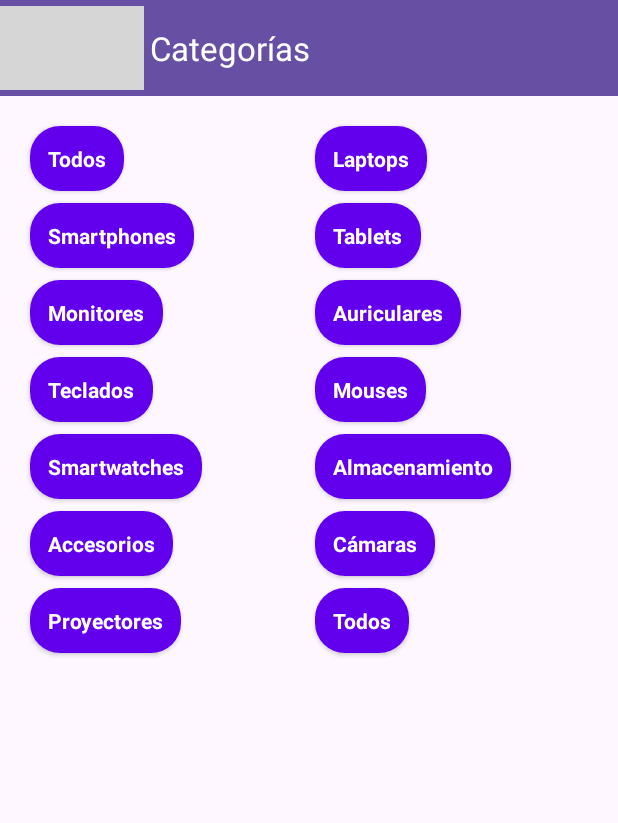
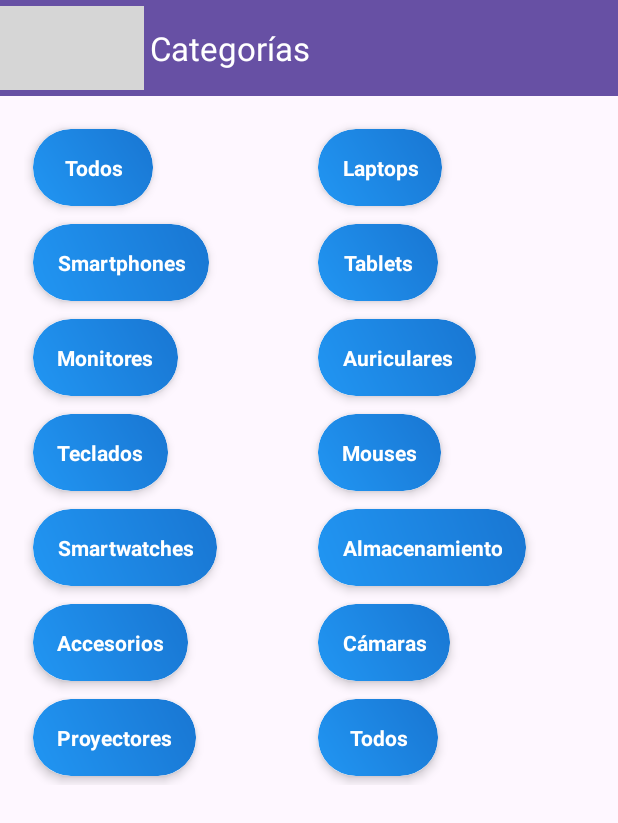
Before and after one commit to RenzoRCDev/XDigital, an Android app: the CategoriasActivity screen opened directly, with no data from a screen before it, on a phone screen of 412 x 824 dp. Shown: the top 823 px of the screen. Run offline under Robolectric (Android 15) with nearby library versions, the phone set to English and light mode, and no system bars; grey boxes are pictures that could not be loaded.

Commit message:
DiseÃ±o v casi final

```diff
--- a/android app/app/src/main/java/com/upc/myapplication/CategoriasActivity.kt
+++ b/android app/app/src/main/java/com/upc/myapplication/CategoriasActivity.kt
@@ -81,6 +81,7 @@ class CategoriasActivity : AppCompatActivity() {
     }
 
     override fun onSupportNavigateUp(): Boolean {
+        onBackPressedDispatcher.onBackPressed()
         return true
     }
 }
--- a/android app/app/src/main/java/com/upc/myapplication/MainActivity.kt
+++ b/android app/app/src/main/java/com/upc/myapplication/MainActivity.kt
@@ -222,12 +222,9 @@ class MainActivity : AppCompatActivity() {
     private fun buscarProductos(consulta: String) {
         CoroutineScope(Dispatchers.Main).launch {
             try {
-                android.util.Log.d("MainActivity", "Buscando productos con consulta: '$consulta'")
                 productosActuales = repositorioAWS.buscarProductos(consulta)
-                android.util.Log.d("MainActivity", "Productos encontrados: ${productosActuales.size}")
                 actualizarAdaptadorProductos()
             } catch (e: Exception) {
-                android.util.Log.e("MainActivity", "Error al buscar productos", e)
                 Toast.makeText(this@MainActivity, "Error al buscar productos: ${e.message}", Toast.LENGTH_SHORT).show()
             }
         }
--- /dev/null
+++ b/android app/app/src/main/res/drawable/category_background.xml
@@ -0,0 +1,9 @@
+<?xml version="1.0" encoding="utf-8"?>
+<shape xmlns:android="http://schemas.android.com/apk/res/android"
+    android:shape="rectangle">
+    <gradient
+        android:startColor="@color/primary_blue"
+        android:endColor="@color/primary_blue_dark"
+        android:angle="45" />
+    <corners android:radius="25dp" />
+</shape>
--- a/android app/app/src/main/res/layout/item_categoria.xml
+++ b/android app/app/src/main/res/layout/item_categoria.xml
@@ -3,19 +3,22 @@
     xmlns:app="http://schemas.android.com/apk/res-auto"
     android:layout_width="wrap_content"
     android:layout_height="wrap_content"
-    android:layout_margin="4dp"
-    app:cardCornerRadius="20dp"
-    app:cardElevation="2dp">
+    android:layout_margin="6dp"
+    app:cardCornerRadius="25dp"
+    app:cardElevation="4dp"
+    app:cardBackgroundColor="@color/background_card">
 
     <TextView
         android:id="@+id/nombre_categoria"
         android:layout_width="wrap_content"
         android:layout_height="wrap_content"
-        android:background="@color/design_default_color_primary"
-        android:padding="12dp"
+        android:background="@drawable/category_background"
+        android:padding="16dp"
         android:text="Categoría"
         android:textColor="@android:color/white"
         android:textSize="14sp"
-        android:textStyle="bold" />
+        android:textStyle="bold"
+        android:minWidth="80dp"
+        android:gravity="center" />
 
 </androidx.cardview.widget.CardView>
```
Also changed, not shown: android app/app/src/main/java/com/upc/myapplication/datos/RepositorioProductosAWS.kt (+1 -13 lines), android app/app/src/main/res/drawable/circle_background.xml (added, +8 -0 lines), android app/app/src/main/res/drawable/ic_category.xml (added, +10 -0 lines), android app/app/src/main/res/drawable/ic_star.xml (added, +10 -0 lines), android app/app/src/main/res/layout/activity_main.xml (+41 -16 lines), android app/app/src/main/res/layout/item_producto.xml (+8 -7 lines), android app/app/src/main/res/values/colors.xml (+23 -0 lines), app/src/main/java/com/upc/myapplication/api/ApiClient.kt (deleted, +0 -31 lines), app/src/main/java/com/upc/myapplication/api/ProductoApiService.kt (deleted, +0 -11 lines), 1 other file.
